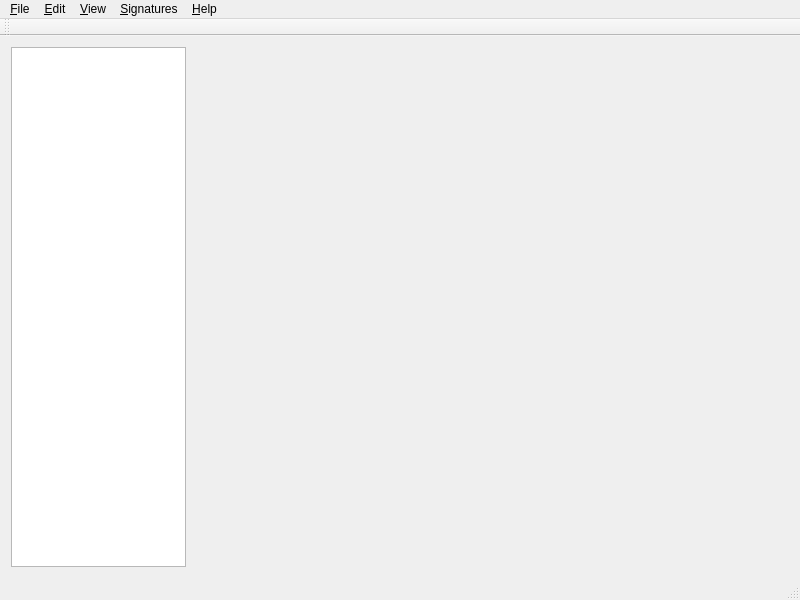
vervulf/JPEG_Hero, file mainwindow.ui: the form before one commit.
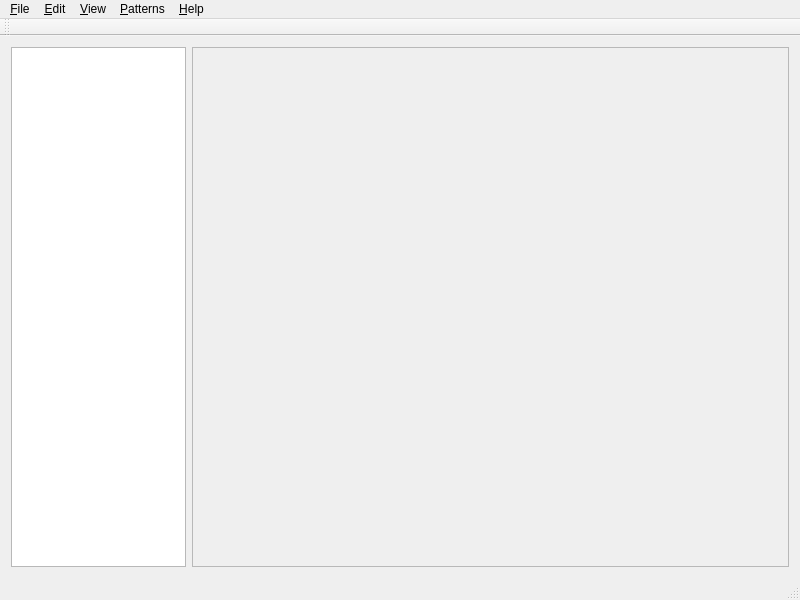
The form after the commit.

The edit to the form file:
```diff
--- a/mainwindow.ui
+++ b/mainwindow.ui
@@ -38,16 +38,20 @@
      </widget>
     </item>
     <item row="0" column="1">
-     <widget class="QLabel" name="img_label">
-      <property name="minimumSize">
-       <size>
-        <width>610</width>
-        <height>600</height>
-       </size>
+     <widget class="QScrollArea" name="scrollArea">
+      <property name="widgetResizable">
+       <bool>true</bool>
       </property>
-      <property name="text">
-       <string/>
-      </property>
+      <widget class="QWidget" name="scrollAreaWidgetContents">
+       <property name="geometry">
+        <rect>
+         <x>0</x>
+         <y>0</y>
+         <width>607</width>
+         <height>537</height>
+        </rect>
+       </property>
+      </widget>
      </widget>
     </item>
    </layout>
@@ -114,7 +118,7 @@
    </widget>
    <widget class="QMenu" name="menuSignatures">
     <property name="title">
-     <string>&amp;Signatures</string>
+     <string>&amp;Patterns</string>
     </property>
     <addaction name="actionLoad"/>
     <addaction name="actionApply"/>
```
Left out of the diff: 15 changed lines with no effect on the pictures.
